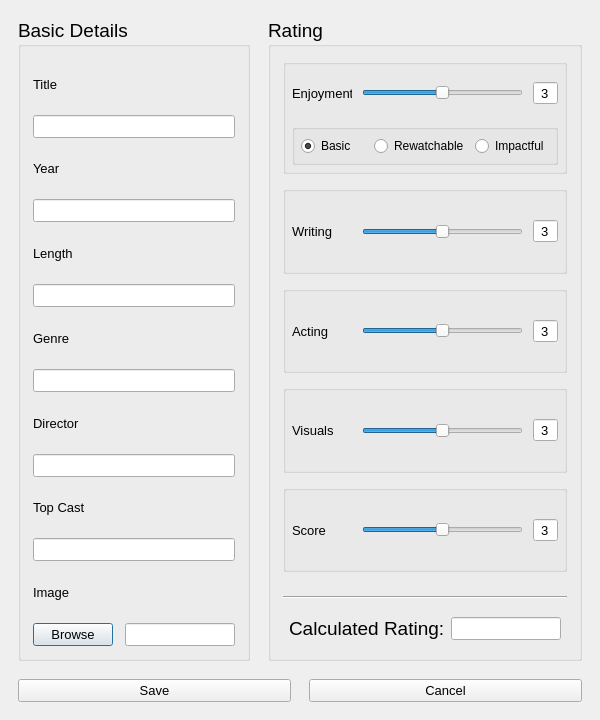
First picture: the form in dialogwindow.ui, repository filip-ba/movie-archive, before the edit.
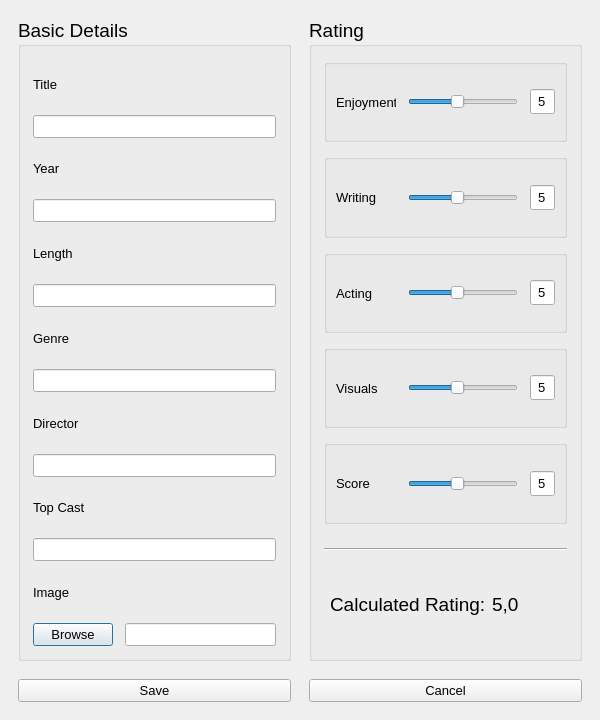
Second picture: the form after the edit.

Commit message: implemented rating system

Patch:
```diff
--- a/dialogwindow.ui
+++ b/dialogwindow.ui
@@ -315,38 +315,9 @@
           <property name="title">
            <string/>
           </property>
-          <layout class="QVBoxLayout" name="verticalLayout_2">
+          <layout class="QHBoxLayout" name="horizontalLayout_3">
            <property name="spacing">
-            <number>9</number>
-           </property>
-           <property name="leftMargin">
-            <number>6</number>
-           </property>
-           <property name="topMargin">
-            <number>6</number>
-           </property>
-           <property name="rightMargin">
-            <number>6</number>
-           </property>
-           <property name="bottomMargin">
-            <number>6</number>
-           </property>
-           <item>
-            <layout class="QHBoxLayout" name="horizontalLayout_4" stretch="0,0,0">
-             <property name="spacing">
-              <number>10</number>
-             </property>
-             <property name="leftMargin">
-              <number>0</number>
-             </property>
-             <property name="topMargin">
-              <number>9</number>
-             </property>
-             <property name="rightMargin">
-              <number>0</number>
-             </property>
-             <property name="bottomMargin">
-              <number>9</number>
+            <number>12</number>
              </property>
              <item>
               <widget class="QLabel" name="label_01">
@@ -379,7 +350,7 @@
               </widget>
              </item>
              <item>
-              <widget class="QSlider" name="slider_enjoyment">
+            <widget class="QSlider" name="sliderEnjoyment">
                <property name="font">
                 <font>
                  <pointsize>14</pointsize>
@@ -390,13 +361,13 @@
                 <number>1</number>
                </property>
                <property name="maximum">
-                <number>5</number>
+              <number>10</number>
                </property>
                <property name="pageStep">
                 <number>1</number>
                </property>
                <property name="value">
-                <number>3</number>
+              <number>5</number>
                </property>
                <property name="orientation">
                 <enum>Qt::Horizontal</enum>
@@ -407,7 +378,7 @@
               </widget>
              </item>
              <item>
-              <widget class="QSpinBox" name="spinbox_enjoyment">
+            <widget class="QLineEdit" name="leEnjoyment">
                <property name="sizePolicy">
                 <sizepolicy hsizetype="Fixed" vsizetype="Fixed">
                  <horstretch>0</horstretch>
@@ -417,21 +388,22 @@
                <property name="minimumSize">
                 <size>
                  <width>25</width>
-                 <height>0</height>
+               <height>25</height>
+              </size>
+             </property>
+             <property name="maximumSize">
+              <size>
+               <width>25</width>
+               <height>25</height>
                 </size>
                </property>
                <property name="font">
                 <font>
                  <pointsize>10</pointsize>
-                 <bold>false</bold>
-                 <underline>false</underline>
-                 <strikeout>false</strikeout>
-                 <stylestrategy>PreferDefault</stylestrategy>
-                 <kerning>true</kerning>
-                </font>
-               </property>
-               <property name="autoFillBackground">
-                <bool>false</bool>
+              </font>
+             </property>
+             <property name="text">
+              <string>5</string>
                </property>
                <property name="frame">
                 <bool>true</bool>
@@ -442,88 +414,9 @@
                <property name="readOnly">
                 <bool>true</bool>
                </property>
-               <property name="buttonSymbols">
-                <enum>QAbstractSpinBox::NoButtons</enum>
-               </property>
-               <property name="minimum">
-                <number>1</number>
-               </property>
-               <property name="maximum">
-                <number>5</number>
-               </property>
-               <property name="value">
-                <number>3</number>
-               </property>
-              </widget>
-             </item>
-            </layout>
-           </item>
-           <item>
-            <widget class="QGroupBox" name="groupBox_8">
-             <property name="font">
-              <font>
-               <pointsize>10</pointsize>
-              </font>
-             </property>
-             <property name="title">
-              <string/>
-             </property>
-             <layout class="QHBoxLayout" name="horizontalLayout_3">
-              <property name="spacing">
-               <number>6</number>
-              </property>
-              <property name="leftMargin">
-               <number>6</number>
-              </property>
-              <property name="topMargin">
-               <number>6</number>
-              </property>
-              <property name="rightMargin">
-               <number>6</number>
-              </property>
-              <property name="bottomMargin">
-               <number>6</number>
-              </property>
-              <item>
-               <widget class="QRadioButton" name="btn_basic">
-                <property name="font">
-                 <font>
-                  <pointsize>9</pointsize>
-                 </font>
-                </property>
-                <property name="text">
-                 <string>Basic</string>
-                </property>
-                <property name="checked">
-                 <bool>true</bool>
-                </property>
-               </widget>
-              </item>
-              <item>
-               <widget class="QRadioButton" name="btn_rewatchable">
-                <property name="font">
-                 <font>
-                  <pointsize>9</pointsize>
-                 </font>
-                </property>
-                <property name="text">
-                 <string>Rewatchable</string>
-                </property>
-               </widget>
-              </item>
-              <item>
-               <widget class="QRadioButton" name="btn_life_changing">
-                <property name="font">
-                 <font>
-                  <pointsize>9</pointsize>
-                 </font>
-                </property>
-                <property name="text">
-                 <string>Impactful</string>
-                </property>
-               </widget>
-              </item>
-             </layout>
+             <property name="clearButtonEnabled">
+              <bool>false</bool>
+             </property>
             </widget>
            </item>
           </layout>
@@ -541,19 +434,7 @@
           </property>
           <layout class="QHBoxLayout" name="horizontalLayout_8">
            <property name="spacing">
-            <number>10</number>
-           </property>
-           <property name="leftMargin">
-            <number>6</number>
-           </property>
-           <property name="topMargin">
-            <number>6</number>
-           </property>
-           <property name="rightMargin">
-            <number>6</number>
-           </property>
-           <property name="bottomMargin">
-            <number>6</number>
+            <number>12</number>
            </property>
            <item>
             <widget class="QLabel" name="label_03">
@@ -597,13 +478,13 @@
               <number>1</number>
              </property>
              <property name="maximum">
-              <number>5</number>
+              <number>10</number>
              </property>
              <property name="pageStep">
               <number>1</number>
              </property>
              <property name="value">
-              <number>3</number>
+              <number>5</number>
              </property>
              <property name="orientation">
               <enum>Qt::Horizontal</enum>
@@ -614,31 +495,32 @@
             </widget>
            </item>
            <item>
-            <widget class="QSpinBox" name="spinbox_writing">
+            <widget class="QLineEdit" name="leWriting">
+             <property name="sizePolicy">
+              <sizepolicy hsizetype="Fixed" vsizetype="Fixed">
+               <horstretch>0</horstretch>
+               <verstretch>0</verstretch>
+              </sizepolicy>
+             </property>
              <property name="minimumSize">
               <size>
                <width>25</width>
-               <height>0</height>
+               <height>25</height>
+              </size>
+             </property>
+             <property name="maximumSize">
+              <size>
+               <width>25</width>
+               <height>25</height>
               </size>
              </property>
              <property name="font">
               <font>
                <pointsize>10</pointsize>
-               <bold>false</bold>
-               <underline>false</underline>
-               <strikeout>false</strikeout>
-               <stylestrategy>PreferDefault</stylestrategy>
-               <kerning>true</kerning>
               </font>
              </property>
-             <property name="autoFillBackground">
-              <bool>false</bool>
-             </property>
-             <property name="wrapping">
-              <bool>false</bool>
-             </property>
-             <property name="frame">
-              <bool>true</bool>
+             <property name="text">
+              <string>5</string>
              </property>
              <property name="alignment">
               <set>Qt::AlignCenter</set>
@@ -646,18 +528,6 @@
              <property name="readOnly">
               <bool>true</bool>
              </property>
-             <property name="buttonSymbols">
-              <enum>QAbstractSpinBox::NoButtons</enum>
-             </property>
-             <property name="minimum">
-              <number>1</number>
-             </property>
-             <property name="maximum">
-              <number>5</number>
-             </property>
-             <property name="value">
-              <number>3</number>
-             </property>
             </widget>
            </item>
           </layout>
@@ -670,19 +540,7 @@
           </property>
           <layout class="QHBoxLayout" name="horizontalLayout_7">
            <property name="spacing">
-            <number>10</number>
-           </property>
-           <property name="leftMargin">
-            <number>6</number>
-           </property>
-           <property name="topMargin">
-            <number>6</number>
-           </property>
-           <property name="rightMargin">
-            <number>6</number>
-           </property>
-           <property name="bottomMargin">
-            <number>6</number>
+            <number>12</number>
            </property>
            <item>
             <widget class="QLabel" name="label_04">
@@ -726,13 +584,13 @@
               <number>1</number>
              </property>
              <property name="maximum">
-              <number>5</number>
+              <number>10</number>
              </property>
              <property name="pageStep">
               <number>1</number>
              </property>
              <property name="value">
-              <number>3</number>
+              <number>5</number>
              </property>
              <property name="orientation">
               <enum>Qt::Horizontal</enum>
@@ -743,28 +601,32 @@
             </widget>
            </item>
            <item>
-            <widget class="QSpinBox" name="spinbox_acting">
+            <widget class="QLineEdit" name="leActing">
+             <property name="sizePolicy">
+              <sizepolicy hsizetype="Fixed" vsizetype="Fixed">
+               <horstretch>0</horstretch>
+               <verstretch>0</verstretch>
+              </sizepolicy>
+             </property>
              <property name="minimumSize">
               <size>
                <width>25</width>
-               <height>0</height>
+               <height>25</height>
+              </size>
+             </property>
+             <property name="maximumSize">
+              <size>
+               <width>25</width>
+               <height>25</height>
               </size>
              </property>
              <property name="font">
               <font>
                <pointsize>10</pointsize>
-               <bold>false</bold>
-               <underline>false</underline>
-               <strikeout>false</strikeout>
-               <stylestrategy>PreferDefault</stylestrategy>
-               <kerning>true</kerning>
               </font>
              </property>
-             <property name="autoFillBackground">
-              <bool>false</bool>
-             </property>
-             <property name="frame">
-              <bool>true</bool>
+             <property name="text">
+              <string>5</string>
              </property>
              <property name="alignment">
               <set>Qt::AlignCenter</set>
@@ -772,18 +634,6 @@
              <property name="readOnly">
               <bool>true</bool>
              </property>
-             <property name="buttonSymbols">
-              <enum>QAbstractSpinBox::NoButtons</enum>
-             </property>
-             <property name="minimum">
-              <number>1</number>
-             </property>
-             <property name="maximum">
-              <number>5</number>
-             </property>
-             <property name="value">
-              <number>3</number>
-             </property>
             </widget>
            </item>
           </layout>
@@ -796,19 +646,7 @@
           </property>
           <layout class="QHBoxLayout" name="horizontalLayout_6">
            <property name="spacing">
-            <number>10</number>
-           </property>
-           <property name="leftMargin">
-            <number>6</number>
-           </property>
-           <property name="topMargin">
-            <number>6</number>
-           </property>
-           <property name="rightMargin">
-            <number>6</number>
-           </property>
-           <property name="bottomMargin">
-            <number>6</number>
+            <number>12</number>
            </property>
            <item>
             <widget class="QLabel" name="label_05">
@@ -852,13 +690,13 @@
               <number>1</number>
              </property>
              <property name="maximum">
-              <number>5</number>
+              <number>10</number>
              </property>
              <property name="pageStep">
               <number>1</number>
              </property>
              <property name="value">
-              <number>3</number>
+              <number>5</number>
              </property>
              <property name="orientation">
               <enum>Qt::Horizontal</enum>
@@ -869,28 +707,32 @@
             </widget>
            </item>
            <item>
-            <widget class="QSpinBox" name="spinbox_visuals">
+            <widget class="QLineEdit" name="leVisuals">
+             <property name="sizePolicy">
+              <sizepolicy hsizetype="Fixed" vsizetype="Fixed">
+               <horstretch>0</horstretch>
+               <verstretch>0</verstretch>
+              </sizepolicy>
+             </property>
              <property name="minimumSize">
               <size>
                <width>25</width>
-               <height>0</height>
+               <height>25</height>
+              </size>
+             </property>
+             <property name="maximumSize">
+              <size>
+               <width>25</width>
+               <height>25</height>
               </size>
              </property>
              <property name="font">
               <font>
                <pointsize>10</pointsize>
-               <bold>false</bold>
-               <underline>false</underline>
-               <strikeout>false</strikeout>
-               <stylestrategy>PreferDefault</stylestrategy>
-               <kerning>true</kerning>
               </font>
              </property>
-             <property name="autoFillBackground">
-              <bool>false</bool>
-             </property>
-             <property name="frame">
-              <bool>true</bool>
+             <property name="text">
+              <string>5</string>
              </property>
              <property name="alignment">
               <set>Qt::AlignCenter</set>
@@ -898,18 +740,6 @@
              <property name="readOnly">
               <bool>true</bool>
              </property>
-             <property name="buttonSymbols">
-              <enum>QAbstractSpinBox::NoButtons</enum>
-             </property>
-             <property name="minimum">
-              <number>1</number>
-             </property>
-             <property name="maximum">
-              <number>5</number>
-             </property>
-             <property name="value">
-              <number>3</number>
-             </property>
             </widget>
            </item>
           </layout>
@@ -922,19 +752,7 @@
           </property>
           <layout class="QHBoxLayout" name="horizontalLayout_5">
            <property name="spacing">
-            <number>10</number>
-           </property>
-           <property name="leftMargin">
-            <number>6</number>
-           </property>
-           <property name="topMargin">
-            <number>6</number>
-           </property>
-           <property name="rightMargin">
-            <number>6</number>
-           </property>
-           <property name="bottomMargin">
-            <number>6</number>
+            <number>12</number>
            </property>
            <item>
             <widget class="QLabel" name="label_06">
@@ -982,13 +800,13 @@
               <number>1</number>
              </property>
              <property name="maximum">
-              <number>5</number>
+              <number>10</number>
              </property>
              <property name="pageStep">
               <number>1</number>
              </property>
              <property name="value">
-              <number>3</number>
+              <number>5</number>
              </property>
              <property name="orientation">
               <enum>Qt::Horizontal</enum>
@@ -999,28 +817,32 @@
             </widget>
            </item>
            <item>
-            <widget class="QSpinBox" name="spinbox_score">
+            <widget class="QLineEdit" name="leScore">
+             <property name="sizePolicy">
+              <sizepolicy hsizetype="Fixed" vsizetype="Fixed">
+               <horstretch>0</horstretch>
+               <verstretch>0</verstretch>
+              </sizepolicy>
+             </property>
              <property name="minimumSize">
               <size>
                <width>25</width>
-               <height>0</height>
+               <height>25</height>
+              </size>
+             </property>
+             <property name="maximumSize">
+              <size>
+               <width>25</width>
+               <height>25</height>
               </size>
              </property>
              <property name="font">
               <font>
                <pointsize>10</pointsize>
-               <bold>false</bold>
-               <underline>false</underline>
-               <strikeout>false</strikeout>
-               <stylestrategy>PreferDefault</stylestrategy>
-               <kerning>true</kerning>
               </font>
              </property>
-             <property name="autoFillBackground">
-              <bool>false</bool>
-             </property>
-             <property name="frame">
-              <bool>true</bool>
+             <property name="text">
+              <string>5</string>
              </property>
              <property name="alignment">
               <set>Qt::AlignCenter</set>
@@ -1028,18 +850,6 @@
              <property name="readOnly">
               <bool>true</bool>
              </property>
-             <property name="buttonSymbols">
-              <enum>QAbstractSpinBox::NoButtons</enum>
-             </property>
-             <property name="minimum">
-              <number>1</number>
-             </property>
-             <property name="maximum">
-              <number>5</number>
-             </property>
-             <property name="value">
-              <number>3</number>
-             </property>
             </widget>
            </item>
           </layout>
@@ -1104,12 +914,9 @@
            </widget>
           </item>
           <item>
-           <widget class="QLineEdit" name="leMovieRating">
-            <property name="font">
-             <font>
-              <pointsize>10</pointsize>
-              <bold>false</bold>
-             </font>
+           <widget class="QLabel" name="labelMovieRating">
+            <property name="text">
+             <string>5,0</string>
             </property>
            </widget>
           </item>
```
Left out of the diff: 8 changed lines with no effect on the pictures. Lines whose indentation alone changed are shown as unchanged. The commit also changes 5 other files.
